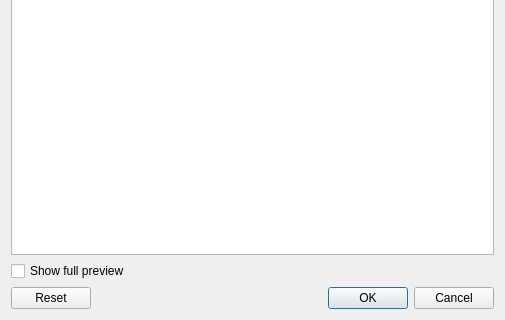
First picture: the form in avidemux_plugins/ADM_videoFilters6/hue/qt4/hue.ui, repository mean00/avidemux2, before the edit; both pictures show x 0 to 505 and y 155 to 475 of the 505 by 475 pixel window.
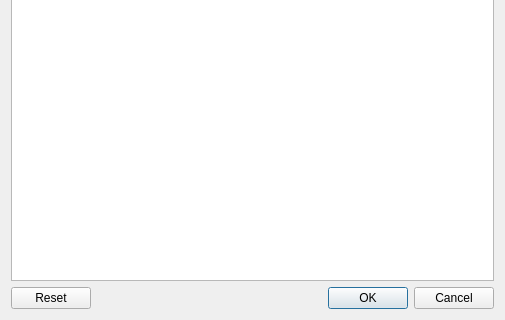
Second picture: the form after the edit. Custom widgets are drawn as their Qt base class.

Commit message: [contrast][eq2][hue] enable Peek Original. Delete old diverse preview modes.

Patch:
```diff
--- a/avidemux_plugins/ADM_videoFilters6/hue/qt4/hue.ui
+++ b/avidemux_plugins/ADM_videoFilters6/hue/qt4/hue.ui
@@ -107,13 +107,6 @@
      </property>
     </widget>
    </item>
-   <item>
-    <widget class="QCheckBox" name="checkBoxFullPreview">
-     <property name="text">
-      <string>Show full preview</string>
-     </property>
-    </widget>
-   </item>
    <item>
     <widget class="QDialogButtonBox" name="buttonBox">
      <property name="orientation">
```
The commit also changes 14 other files.
